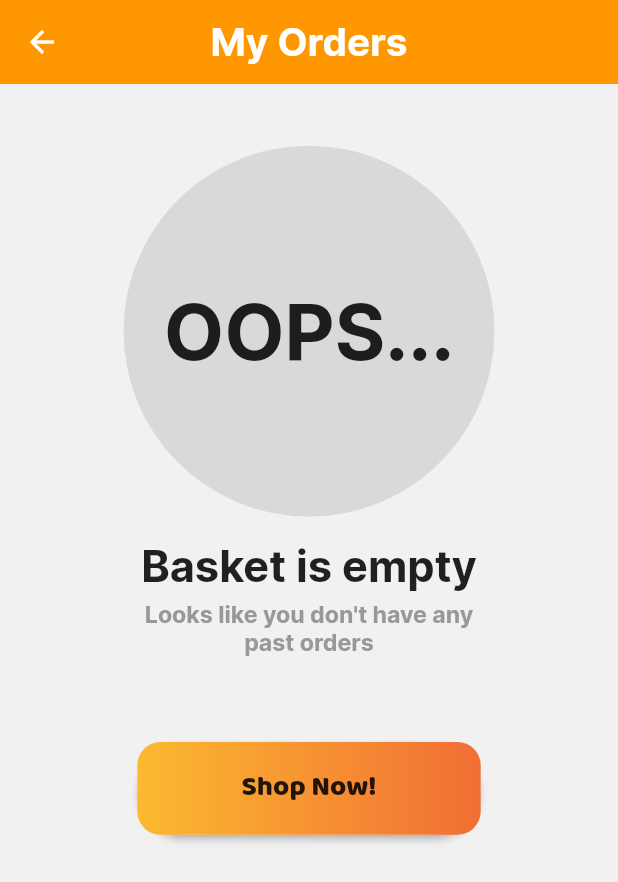
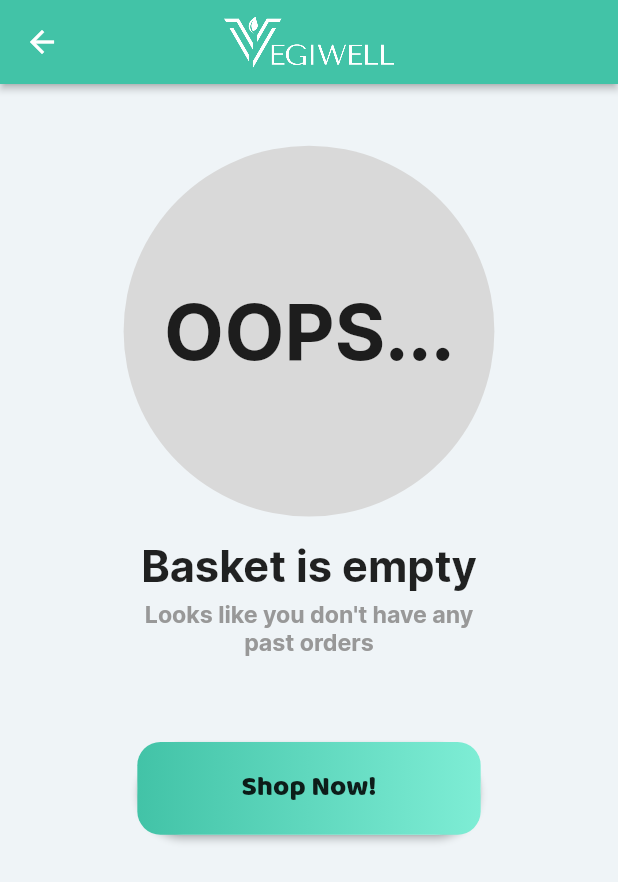
Before and after one commit to Aditya-AJ-19/Vegiwell, a Flutter app: the MainHomePage screen opened directly, item 4 of the bottom bar chosen, after a tap on "My Orders", on a phone screen of 412 x 824 dp. Shown: the top 882 px of the screen. Run offline on Flutter 3.47's test engine with Material 2 defaults, Android fonts, the phone set to English and light mode, and no system bars; our stand-ins replace animated_splash_screen, cached_network_image, carousel_slider, cloud_firestore, firebase_auth, firebase_core and 7 more; accounts and stored records are empty; network calls fail.

Commit message:
some UI changes

```diff
--- a/lib/Pages/Home Page/homepage.dart
+++ b/lib/Pages/Home Page/homepage.dart
@@ -1,4 +1,3 @@
-// import 'package:firebase_database/firebase_database.dart';
 import 'package:firebase_database/ui/firebase_animated_list.dart';
 import 'package:flutter/material.dart';
 import 'package:get/get.dart';
@@ -31,12 +30,13 @@ class HomePage extends StatelessWidget {
   Widget build(BuildContext context) {
     final CarouselController cc = Get.find();
     return Scaffold(
+      backgroundColor: AppTheme.background,
       appBar: AppBar(
-        backgroundColor: Colors.white,
+        backgroundColor: AppTheme.green,
         leading: Icon(
           Icons.location_on,
           size: responsiveHeight(40),
-          color: Colors.orange,
+          color: AppTheme.darkBlue,
         ),
         title: Column(
           crossAxisAlignment: CrossAxisAlignment.start,
@@ -45,20 +45,22 @@ class HomePage extends StatelessWidget {
             Text(
               "Home",
               style: TextStyle(
-                  color: Colors.black,
+                color: AppTheme.darkBlue,
                 fontSize: responsiveHeight(20),
                 fontFamily: 'Inter',
                 height: 1,
-                  fontWeight: FontWeight.w900),
+                fontWeight: FontWeight.w900,
+              ),
             ),
             Text(
               "${userd['address']}",
               style: TextStyle(
-                  color: Colors.black,
+                color: AppTheme.darkBlue,
                 height: 1.25,
                 fontSize: responsiveHeight(14),
                 fontFamily: 'Inter',
-                  fontWeight: FontWeight.w400),
+                fontWeight: FontWeight.w400,
+              ),
               overflow: TextOverflow.ellipsis,
             ),
           ],
@@ -68,7 +70,7 @@ class HomePage extends StatelessWidget {
             padding: EdgeInsets.only(right: responsiveWidth(10)),
             child: Icon(
               CustomIcons.bell,
-              color: Colors.orange,
+              color: AppTheme.darkBlue,
               size: responsiveHeight(30),
             ),
           )
@@ -116,6 +118,7 @@ class HomePage extends StatelessWidget {
                   "CATEGORIES",
                   style: TextStyle(
                     fontSize: responsiveHeight(25),
+                    color: AppTheme.darkBlue,
                     fontWeight: FontWeight.w400,
                   ),
                 ),
@@ -190,6 +193,7 @@ class HomePage extends StatelessWidget {
                   "Latest Product",
                   style: TextStyle(
                     fontSize: responsiveHeight(25),
+                    color: AppTheme.darkBlue,
                     fontWeight: FontWeight.w400,
                   ),
                 ),
@@ -416,11 +420,11 @@ class _MainHomePageState extends State<MainHomePage> {
       // body: const HomePage(),
       bottomNavigationBar: BottomNavigationBar(
         elevation: 0,
-        // backgroundColor: AppTheme.bottomNavigationBar,
         backgroundColor: Colors.white,
         currentIndex: _currentIndex,
         type: BottomNavigationBarType.fixed,
-        selectedItemColor: AppTheme.orange,
+        selectedItemColor: AppTheme.green,
+        unselectedItemColor: Colors.grey.shade300,
         items: const [
           BottomNavigationBarItem(
             icon: Icon(Icons.home),
--- a/lib/Pages/orders_page.dart
+++ b/lib/Pages/orders_page.dart
@@ -1,5 +1,6 @@
 import 'package:flutter/material.dart';
 import 'package:vegiwell/Utils/size_config.dart';
+import 'package:vegiwell/Utils/style.dart';
 
 class OrdersPage extends StatelessWidget {
   const OrdersPage({super.key});
@@ -8,17 +9,20 @@ class OrdersPage extends StatelessWidget {
   Widget build(BuildContext context) {
     return Scaffold(
       appBar: AppBar(
-        elevation: 0.0,
-        backgroundColor: Colors.orange,
-        title: Text(
-          "My Orders",
-          style: TextStyle(
-            fontFamily: "Inter",
-            fontSize: responsiveHeight(25),
-            fontWeight: FontWeight.bold,
+        elevation: 2,
+        backgroundColor: AppTheme.green,
+        foregroundColor: Colors.white,
+        centerTitle: true,
+        title: SizedBox(
+          width: responsiveHeight(140),
+          height: responsiveHeight(35),
+          child: Image.asset(
+            'assets/Images/vegiwellname.png',
+            filterQuality: FilterQuality.high,
+            fit: BoxFit.contain,
+            color: Colors.white,
           ),
         ),
-        centerTitle: true,
       ),
       body: const EmptyOrders(),
     );
@@ -98,8 +102,10 @@ class EmptyOrders extends StatelessWidget {
               height: responsiveHeight(60),
               width: responsiveWidth(200),
               decoration: BoxDecoration(
-                gradient: const LinearGradient(
-                    colors: [Color(0xFFFCB930), Color(0xFFF16E35)]),
+                gradient: const LinearGradient(colors: [
+                  AppTheme.green,
+                  AppTheme.lightGreen,
+                ]),
                 borderRadius: BorderRadius.circular(responsiveHeight(15)),
               ),
               child: Center(
--- a/lib/Pages/profile_page.dart
+++ b/lib/Pages/profile_page.dart
@@ -5,6 +5,7 @@ import 'package:vegiwell/Pages/getotp.dart';
 import 'package:vegiwell/Pages/help_page.dart';
 import 'package:vegiwell/Pages/orders_page.dart';
 import 'package:vegiwell/Utils/size_config.dart';
+import 'package:vegiwell/Utils/style.dart';
 import 'package:vegiwell/controllers/auth_controller.dart';
 
 class ProfilePage extends StatelessWidget {
@@ -17,15 +18,18 @@ class ProfilePage extends StatelessWidget {
     return Scaffold(
       appBar: AppBar(
         automaticallyImplyLeading: false,
-        elevation: 0,
-        backgroundColor: Colors.white,
-        foregroundColor: Colors.black,
+        elevation: 2,
+        backgroundColor: AppTheme.green,
+        foregroundColor: AppTheme.darkBlue,
         centerTitle: true,
-        title: Text(
-          "My Account",
-          style: TextStyle(
-            fontSize: responsiveHeight(25),
-            fontWeight: FontWeight.bold,
+        title: SizedBox(
+          width: responsiveHeight(140),
+          height: responsiveHeight(35),
+          child: Image.asset(
+            'assets/Images/vegiwellname.png',
+            filterQuality: FilterQuality.high,
+            fit: BoxFit.contain,
+            color: Colors.white,
           ),
         ),
       ),
@@ -66,10 +70,15 @@ class ProfilePage extends StatelessWidget {
       children: [
         Container(
           width: double.infinity,
-          height: responsiveHeight(210),
+          height: responsiveHeight(180),
           decoration: const BoxDecoration(
-            gradient:
-                LinearGradient(colors: [Color(0xFFFCB930), Color(0xFFF16E35)]),
+            color: Colors.white
+            // gradient: LinearGradient(colors: [
+            //   // AppTheme.green,
+            //   // AppTheme.lightGreen,
+            //   Color(0xffcc5683),
+            //   Color(0xffbf0a4f),
+            // ]),
           ),
           padding: EdgeInsets.all(responsiveHeight(15)),
           child: Column(
@@ -135,7 +144,7 @@ class ProfilePage extends StatelessWidget {
                                 Icon(
                                   Icons.location_on,
                                   size: responsiveHeight(27),
-                                  color: Colors.orange,
+                                  color: AppTheme.green,
                                 ),
                                 SizedBox(
                                   width: responsiveWidth(6),
@@ -178,6 +187,11 @@ class ProfilePage extends StatelessWidget {
             ],
           ),
         ),
+        Divider(
+          height: 0,
+          color: Colors.grey.shade500,
+          thickness: responsiveHeight(1),
+        ),
         InkWell(
           onTap: () => Get.to(() => const OrdersPage()),
           child: card(
@@ -187,11 +201,11 @@ class ProfilePage extends StatelessWidget {
         ),
         Divider(
           height: 0,
-          color: Colors.black,
-          thickness: responsiveHeight(1.5),
+          color: Colors.grey.shade500,
+          thickness: responsiveHeight(1),
         ),
         InkWell(
-          onTap: () => Get.to(()=>const HelpPage()),
+          onTap: () => Get.to(() => const HelpPage()),
           child: card(
             "Help",
             Icons.help,
@@ -199,8 +213,8 @@ class ProfilePage extends StatelessWidget {
         ),
         Divider(
           height: 0,
-          color: Colors.black,
-          thickness: responsiveHeight(1.5),
+          color: Colors.grey.shade500,
+          thickness: responsiveHeight(1),
         ),
         SizedBox(
           height: responsiveHeight(40),
@@ -229,7 +243,8 @@ class ProfilePage extends StatelessWidget {
                 ),
               ),
               cancel: Padding(
-                padding: EdgeInsets.only(right: responsiveHeight(8), bottom: responsiveHeight(15)),
+                padding: EdgeInsets.only(
+                    right: responsiveHeight(8), bottom: responsiveHeight(15)),
                 child: InkWell(
                   onTap: () {
                     Get.back();
@@ -283,8 +298,10 @@ class ProfilePage extends StatelessWidget {
               height: responsiveHeight(35),
               width: responsiveWidth(120),
               decoration: BoxDecoration(
-                gradient: const LinearGradient(
-                    colors: [Color(0xFFFCB930), Color(0xFFF16E35)]),
+                gradient: const LinearGradient(colors: [
+                  AppTheme.green,
+                  AppTheme.lightGreen,
+                ]),
                 borderRadius: BorderRadius.circular(responsiveHeight(30)),
               ),
               child: Center(
--- a/lib/Utils/style.dart
+++ b/lib/Utils/style.dart
@@ -9,9 +9,13 @@ class AppTheme {
   static const Color darktext = Color(0xFF000000);
   static const Color graytext = Color(0xFF4F4F4F);
   static const Color lighttext = Color(0xFF8E8888);
-  static const Color background = Color(0xFFF1F1F1);
+  static const Color background = Color(0xFFEFF4F7);
+  // static const Color background = Color(0xFFF1F1F1);
   static const Color numberfield = Color(0xFFE0E0E0);
   static const Color bottomNavigationBar = Color(0xFFEDEDED);
+  static const Color green = Color(0xFF42C3A7);
+  static const Color lightGreen = Color(0xff7eedd5);
+  static const Color darkBlue = Color(0xFF182748);
 
   static final ThemeData lightTheme = ThemeData(
     scaffoldBackgroundColor: AppTheme.background,
```
Also changed, not shown: lib/Pages/cartpage.dart (+23 -18 lines), lib/Pages/checkout_detail.dart (+30 -11 lines), lib/Pages/help_page.dart (+29 -13 lines), lib/Pages/offer_page.dart (+72 -44 lines), lib/Pages/product_details.dart (+17 -5 lines), lib/Pages/products_page.dart (+23 -4 lines), assets/Images/vegiwellname.png (added). Lines whose indentation alone changed are shown as unchanged.
